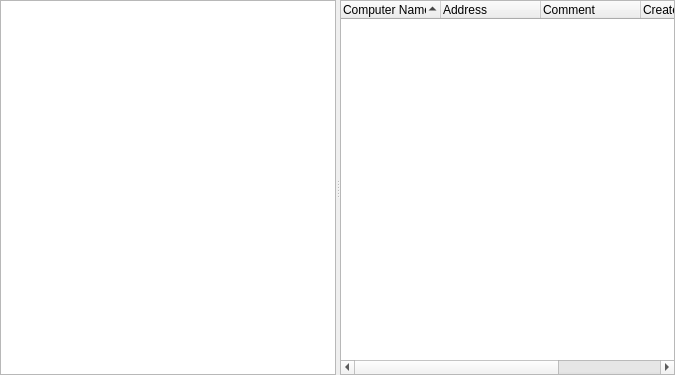
The window that source/console/address_book_tab.ui (dchapyshev/aspia) describes before a commit, drawn with Qt 5.
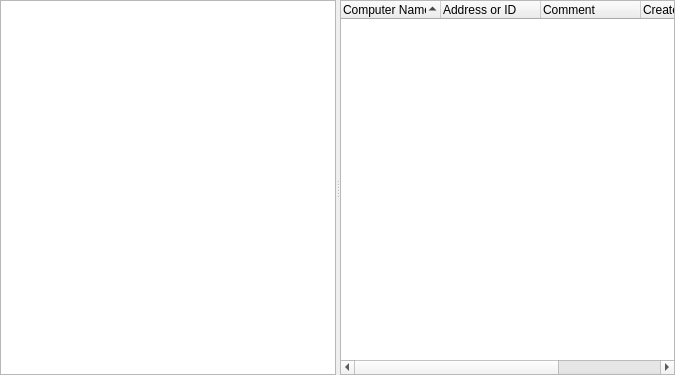
The same window after the commit. Custom widgets are drawn as their Qt base class.

Patch:
```diff
--- a/source/console/address_book_tab.ui
+++ b/source/console/address_book_tab.ui
@@ -97,7 +97,7 @@
       </column>
       <column>
        <property name="text">
-        <string>Address</string>
+        <string>Address or ID</string>
        </property>
       </column>
       <column>
```
